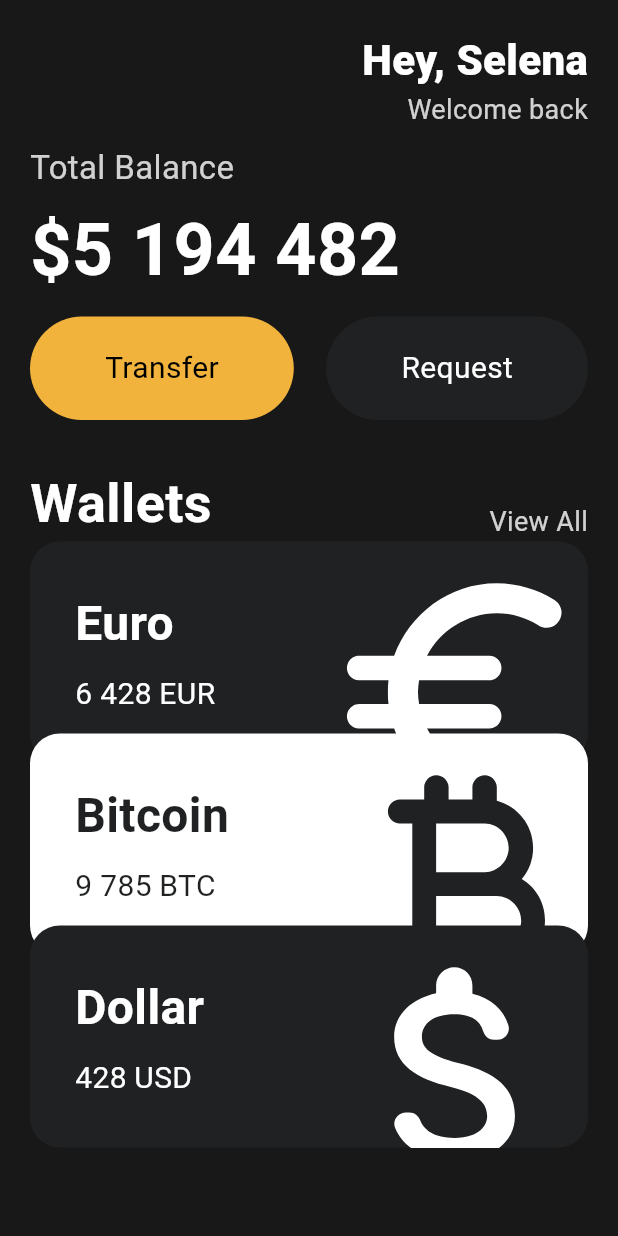
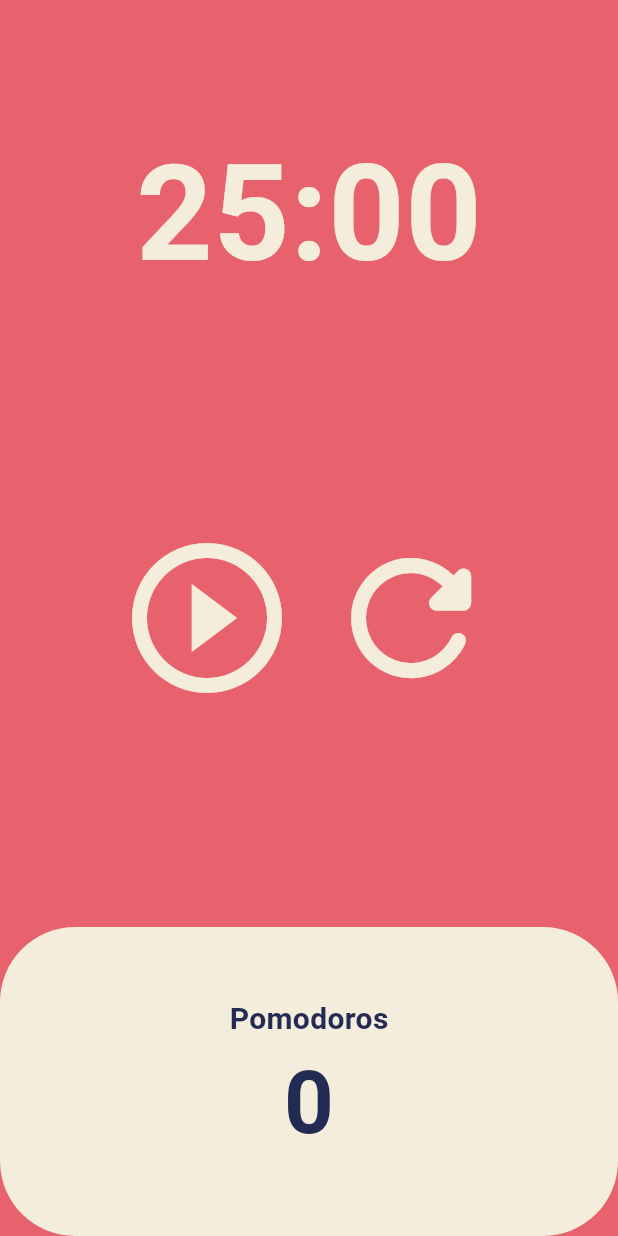
Before and after one commit to Meconic/FlutterStudy_24, a Flutter app: the screen it shows after launch, on a phone screen of 412 x 824 dp. Run offline on Flutter 3.47's test engine with Material 3 defaults, Android fonts, the phone set to English and light mode, and no system bars.

Commit message:
노마드 코드 PomodoroApp 스터디

```diff
--- a/lib/main.dart
+++ b/lib/main.dart
@@ -1,139 +1,24 @@
 import 'package:flutter/material.dart';
-import 'package:untitled/widgets/button.dart';
-import 'package:untitled/widgets/currency_card.dart';
-
-const taxAmount = 15;
-const priceAmount = 30;
-
-var finalPrice = taxAmount + priceAmount; // 15+30 = 45
+import 'package:untitled/screens/home_screen.dart';
 
 void main() {
-  runApp(const App());
+  runApp(App());
 }
 
 class App extends StatelessWidget {
-  const App({super.key});
-
   @override
   Widget build(BuildContext context) {
     return MaterialApp(
-      home: Scaffold(
-        backgroundColor: const Color(0xFF181818),
-        body: Padding(
-          padding: const EdgeInsets.symmetric(horizontal: 20),
-          child: Column(
-            crossAxisAlignment: CrossAxisAlignment.start,
-            children: [
-              const SizedBox(
-                height: 20,
-              ),
-              const Row(
-                mainAxisAlignment: MainAxisAlignment.end,
-                children: [
-                  Column(
-                    crossAxisAlignment: CrossAxisAlignment.end,
-                    children: [
-                      Text(
-                        'Hey, Selena',
-                        style: TextStyle(
-                            color: Colors.white,
-                            fontSize: 28,
-                            fontWeight: FontWeight.w800),
-                      ),
-                      Text(
-                        'Welcome back',
-                        style: TextStyle(
-                          color: Color.fromRGBO(255, 255, 255, 0.8),
-                          fontSize: 18,
-                        ),
-                      )
-                    ],
-                  )
-                ],
-              ),
-              const SizedBox(
-                height: 10, // 120
-              ),
-              Text(
-                'Total Balance',
-                style: TextStyle(
-                    fontSize: 22, color: Colors.white.withOpacity(0.8)),
-              ),
-              const SizedBox(
-                height: 5,
-              ),
-              const Text(
-                '\$5 194 482',
-                style: TextStyle(
-                    fontSize: 48,
-                    fontWeight: FontWeight.w600,
-                    color: Colors.white),
-              ),
-              const SizedBox(height: 10),
-              const Row(
-                mainAxisAlignment: MainAxisAlignment.spaceBetween,
-                children: [
-                  Button(
-                      text: 'Transfer',
-                      bgColor: Color(0xFFF1B33B),
-                      textColor: Colors.black),
-                  Button(
-                      text: 'Request',
-                      bgColor: Color(0xFF1F2123),
-                      textColor: Colors.white)
-                ],
-              ),
-              const SizedBox(
-                height: 30,
-              ),
-              Row(
-                crossAxisAlignment: CrossAxisAlignment.end,
-                mainAxisAlignment: MainAxisAlignment.spaceBetween,
-                children: [
-                  const Text(
-                    'Wallets',
-                    style: TextStyle(
-                        color: Colors.white,
-                        fontSize: 36,
-                        fontWeight: FontWeight.w600),
-                  ),
-                  Text(
-                    'View All',
-                    style: TextStyle(
-                      color: Colors.white.withOpacity(0.8),
-                      fontSize: 18,
-                    ),
-                  ),
-                ],
-              ),
-              const CurrencyCard(
-                name: 'Euro',
-                code: 'EUR',
-                amount: '6 428',
-                icon: Icons.euro_rounded,
-                isInverted: false,
-                offsetY: 0,
-              ),
-              const CurrencyCard(
-                name: 'Bitcoin',
-                code: 'BTC',
-                amount: '9 785',
-                icon: Icons.currency_bitcoin_rounded,
-                isInverted: true,
-                offsetY: -20,
-              ),
-              const CurrencyCard(
-                name: 'Dollar',
-                code: 'USD',
-                amount: '428',
-                icon: Icons.attach_money_rounded,
-                isInverted: false,
-                offsetY: -40,
-              ),
-            ],
+      theme: ThemeData(
+        canvasColor: Color(0xFFE7626C),
+        textTheme: TextTheme(
+          headlineSmall: TextStyle(
+            color: Color(0xFF232B55),
           ),
         ),
+        cardColor: Color(0xFFF4EDDB),
       ),
+      home: HomeScreen(),
     );
   }
 }
--- /dev/null
+++ b/lib/screens/home_screen.dart
@@ -0,0 +1,154 @@
+import 'dart:async';
+
+import 'package:flutter/material.dart';
+
+class HomeScreen extends StatefulWidget {
+  const HomeScreen({super.key});
+
+  @override
+  State<HomeScreen> createState() => _HomeScreenState();
+}
+
+class _HomeScreenState extends State<HomeScreen> {
+  static const twentyFiveMinutes = 1500;
+  int totalSeconds = twentyFiveMinutes;
+  late Timer timer;
+  int totalPomodoros = 0;
+  bool isRunning = false;
+
+  void onTick(Timer timer) {
+    if (totalSeconds == 0) {
+      setState(() {
+        totalPomodoros = totalPomodoros + 1;
+        isRunning = false;
+        totalSeconds = twentyFiveMinutes;
+      });
+      timer.cancel();
+    } else {
+      setState(() {
+        totalSeconds = totalSeconds - 1;
+      });
+    }
+  }
+
+  void onStartPressed() {
+    timer = Timer.periodic(Duration(seconds: 1), onTick);
+
+    setState(() {
+      isRunning = true;
+    });
+  }
+
+  void onPausePressed() {
+    timer.cancel();
+
+    setState(() {
+      isRunning = false;
+    });
+  }
+
+  String formate(int seconds) {
+    var duration = Duration(seconds: seconds);
+    return duration.toString().split('.').first.substring(2, 7);
+  }
+
+  void onReStart() {
+    setState(() {
+      totalSeconds = twentyFiveMinutes;
+      isRunning = false;
+      timer.cancel();
+    });
+  }
+
+  @override
+  Widget build(BuildContext context) {
+    return Scaffold(
+      backgroundColor: Theme.of(context).canvasColor,
+      body: Column(
+        children: [
+          Flexible(
+            flex: 1,
+            child: Container(
+              alignment: Alignment.bottomCenter,
+              child: Text(
+                formate(totalSeconds),
+                style: TextStyle(
+                    color: Theme.of(context).cardColor,
+                    fontSize: 89,
+                    fontWeight: FontWeight.w600),
+              ),
+            ),
+          ),
+          Flexible(
+            flex: 2,
+            child: Container(
+              child: Center(
+                child: Row(
+                  mainAxisAlignment: MainAxisAlignment.center,
+                  children: [
+                    IconButton(
+                      iconSize: 120,
+                      color: Theme.of(context).cardColor,
+                      onPressed: isRunning ? onPausePressed : onStartPressed,
+                      icon: Icon(isRunning
+                          ? Icons.pause_circle_outline
+                          : Icons.play_circle_outline),
+                    ),
+                    IconButton(
+                      iconSize: 120,
+                      color: Theme.of(context).cardColor,
+                      onPressed: onReStart,
+                      icon: Icon(Icons.refresh_rounded),
+                    ),
+                  ],
+                ),
+              ),
+            ),
+          ),
+          Flexible(
+            flex: 1,
+            child: Row(
+              children: [
+                Expanded(
+                  child: Container(
+                    decoration: BoxDecoration(
+                      color: Theme.of(context).cardColor,
+                      borderRadius: BorderRadius.circular(50),
+                    ),
+                    child: Column(
+                      mainAxisAlignment: MainAxisAlignment.center,
+                      children: [
+                        Text(
+                          'Pomodoros',
+                          style: TextStyle(
+                            fontSize: 20,
+                            fontWeight: FontWeight.w600,
+                            color: Theme.of(context)
+                                .textTheme
+                                .headlineSmall!
+                                .color,
+                          ),
+                        ),
+                        Text(
+                          '$totalPomodoros',
+                          style: TextStyle(
+                            fontSize: 58,
+                            fontWeight: FontWeight.w600,
+                            color: Theme.of(context)
+                                .textTheme
+                                .headlineSmall!
+                                .color,
+                          ),
+                        )
+                      ],
+                    ),
+                  ),
+                ),
+              ],
+            ),
+          ),
+        ],
+      ),
+    );
+  }
+}
```
Also changed, not shown: lib/currency_app.dart (added, +130 -0 lines), lib/state_study_app.dart (added, +117 -0 lines).
